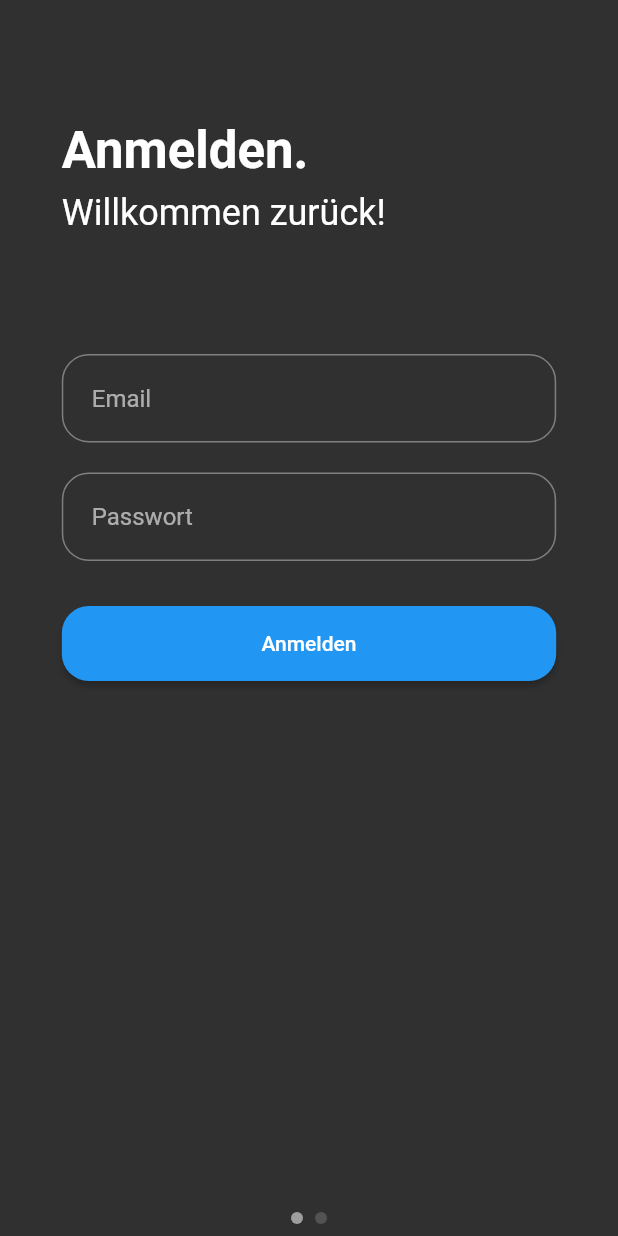
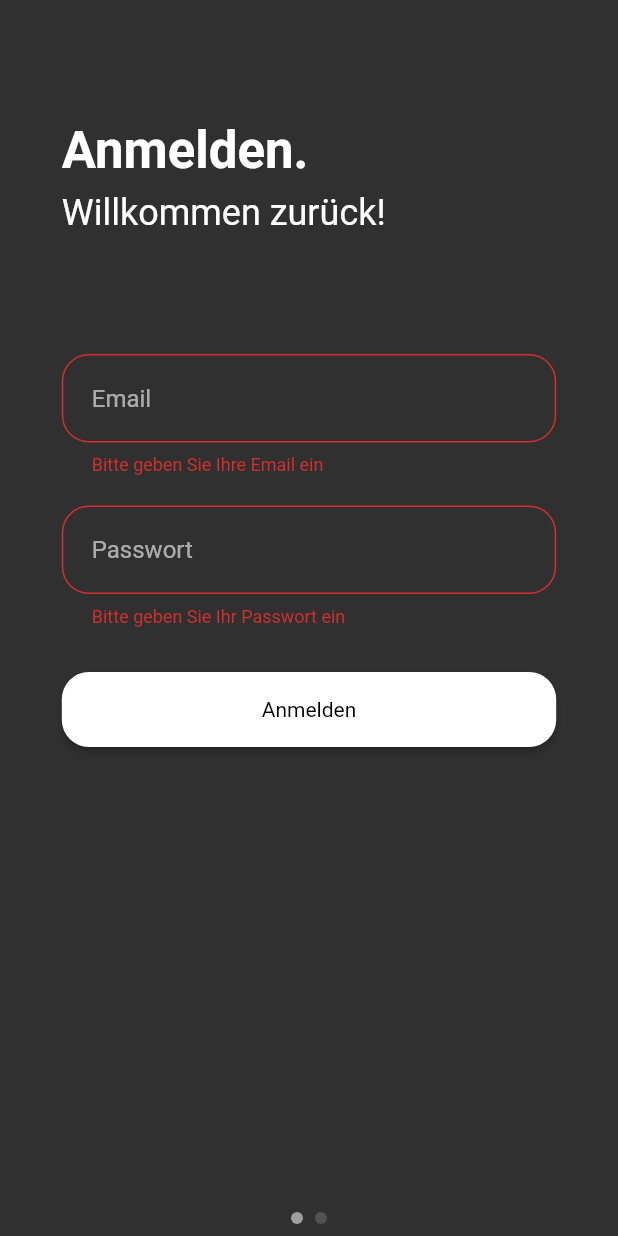
Before and after one commit to Bennet303/coronatestergebnis-mobil, a Flutter app: the screen it shows after launch, after a tap on "Anmelden", on a phone screen of 412 x 824 dp. Run offline on Flutter 3.47's test engine with Material 2 defaults, Android fonts, the phone set to English and light mode, and no system bars; drawn by our look-alikes of page_view_indicators; our stand-ins replace bloc, cloud_firestore, dartz, equatable, firebase_auth, firebase_core and 4 more; missing offline and left inert: flutter_barcode_scanner; accounts and stored records are empty.

Commit message:
add updated theme

```diff
--- a/lib/features/authentication/presentation/pages/register.page.dart
+++ b/lib/features/authentication/presentation/pages/register.page.dart
@@ -14,7 +14,7 @@ class RegisterPage extends StatelessWidget {
   final TextEditingController _lastnameController = new TextEditingController();
   final TextEditingController _emailController = new TextEditingController();
 
-  static final _formKey = GlobalKey<FormState>();
+  static GlobalKey<FormState> _formKey = GlobalKey<FormState>();
 
   @override
   Widget build(BuildContext context) {
--- a/lib/features/authentication/presentation/pages/sign.in.page.dart
+++ b/lib/features/authentication/presentation/pages/sign.in.page.dart
@@ -10,7 +10,7 @@ class SignInPage extends StatelessWidget {
   final TextEditingController _passwordController = new TextEditingController();
   final TextEditingController _emailController = new TextEditingController();
 
-  static final _formKey = GlobalKey<FormState>();
+  static GlobalKey<FormState> _formKey = GlobalKey<FormState>();
 
   @override
   Widget build(BuildContext context) {
@@ -51,11 +51,23 @@ class SignInPage extends StatelessWidget {
                 },
                 controller: _emailController,
                 hint: 'Email',
+                validator: (val) {
+                  if (val == null || val.isEmpty) {
+                    return "Bitte geben Sie Ihre Email ein";
+                  }
+                  return null;
+                },
               ),
               SizedBox(height: 20),
               TextInputField(
                 onFieldSubmitted: (_) {
                   submit(context);
+                },
+                validator: (val) {
+                  if (val == null || val.isEmpty) {
+                    return "Bitte geben Sie Ihr Passwort ein";
+                  }
+                  return null;
                 },
                 controller: _passwordController,
                 hint: 'Passwort',
@@ -82,6 +94,7 @@ class SignInPage extends StatelessWidget {
   }
 
   void submit(BuildContext context) {
+    if (_formKey.currentState!.validate())
       BlocProvider.of<AuthenticationBloc>(context).add(
         AuthenticationSignIn(
           Credentials(
--- a/lib/features/authentication/presentation/widgets/primary.button.dart
+++ b/lib/features/authentication/presentation/widgets/primary.button.dart
@@ -11,13 +11,15 @@ class PrimaryButton extends StatelessWidget {
   Widget build(BuildContext context) {
     return ElevatedButton(
       style: ButtonStyle(
+        backgroundColor: MaterialStateProperty.all<Color>(Colors.white),
         shape: MaterialStateProperty.all<RoundedRectangleBorder>(
           RoundedRectangleBorder(
             borderRadius: BorderRadius.circular(18.0),
           ),
         ),
       ),
-      child: child,
+      child:
+          DefaultTextStyle(style: TextStyle(color: Colors.black), child: child),
       onPressed: onPressed,
     );
   }
--- a/lib/features/qr_scan/presentation/pages/join.class.page.dart
+++ b/lib/features/qr_scan/presentation/pages/join.class.page.dart
@@ -4,7 +4,7 @@ import 'package:flutter/material.dart';
 import 'package:modal_bottom_sheet/modal_bottom_sheet.dart';
 
 class JoinClassPage extends StatelessWidget {
-  static final _formKey = GlobalKey<FormState>();
+  static GlobalKey<FormState> _formKey = GlobalKey<FormState>();
 
   final TextEditingController _firstnameController =
       new TextEditingController();
--- a/lib/main.dart
+++ b/lib/main.dart
@@ -6,8 +6,6 @@ import 'package:flutter_bloc/flutter_bloc.dart';
 
 import 'core/dependency.injector.dart';
 import 'features/authentication/presentation/bloc/authentication_bloc.dart';
-import 'features/authentication/presentation/pages/sign.in.page.dart';
-import 'features/home/presentation/pages/home.page.dart';
 
 void main() async {
   WidgetsFlutterBinding.ensureInitialized();
@@ -17,7 +15,6 @@ void main() async {
 }
 
 class MyApp extends StatelessWidget {
-  final Future<FirebaseApp> _initialization = Firebase.initializeApp();
   final AuthenticationBloc _authenticationBloc = injector<AuthenticationBloc>()
     ..add(AuthenticationInit());
 
@@ -29,21 +26,15 @@ class MyApp extends StatelessWidget {
         builder: (context) {
           return MaterialApp(
             title: 'Flutter Demo',
-            theme: ThemeData.dark(),
+            theme: ThemeData.dark().copyWith(accentColor: Colors.white),
             home: BlocListener<AuthenticationBloc, AuthenticationState>(
-                listener: (context, state) {
-                  if (state is AuthenticationInitial) {
-                    Navigator.pushAndRemoveUntil(
-                      context,
-                      MaterialPageRoute(
-                          builder: (context) => AuthenticationPage()),
-                      (Route<dynamic> route) => false,
-                    );
-                  }
-                },
-                child: AuthenticationPage() //AuthenticationPage();
-
-                ),
+              listener: (context, state) {
+                if (state is AuthenticationInitial) {
+                  Navigator.popUntil(context, (route) => route.isFirst);
+                }
+              },
+              child: AuthenticationPage(), //AuthenticationPage();
+            ),
           );
         },
       ),
```
Lines whose indentation alone changed are shown as unchanged.
